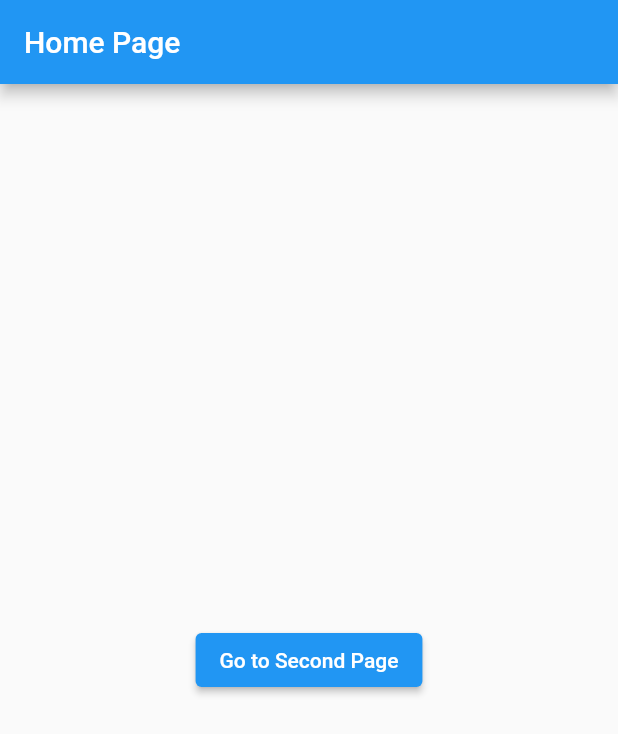
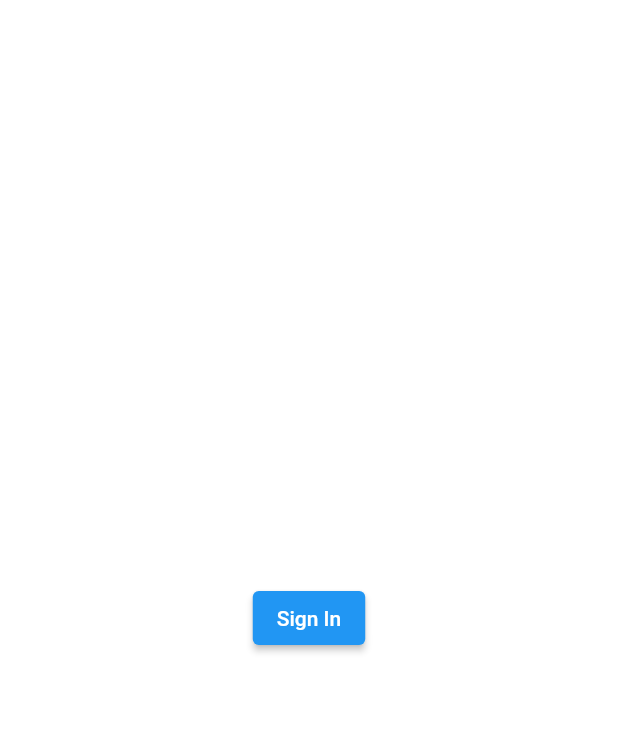
Before and after one commit to ToddHerron/pennies-from-heaven, a Flutter app: the screen it shows after launch, on a phone screen of 412 x 824 dp. Shown: the top 734 px of the screen. Run offline on Flutter 3.47's test engine with Material 2 defaults, Android fonts, the phone set to English and light mode, and no system bars; our stand-ins replace firebase_auth, firebase_core; accounts and stored records are empty.

Commit message:
Add Anonymous Signin

```diff
--- a/pennies_from_heaven/lib/main.dart
+++ b/pennies_from_heaven/lib/main.dart
@@ -1,20 +1,30 @@
+import 'package:firebase_core/firebase_core.dart';
 import 'package:flutter/material.dart';
-import 'screens/home_page.dart';
-import 'screens/second_page.dart';
+import 'package:pennies_from_heaven/firebase_options.dart';
+import 'package:pennies_from_heaven/models/pfhuser.dart';
+import 'package:pennies_from_heaven/screens/wrapper.dart';
+import 'package:pennies_from_heaven/services/auth.dart';
+import 'package:provider/provider.dart';
 
-void main() {
+void main() async {
+  WidgetsFlutterBinding.ensureInitialized();
+  await Firebase.initializeApp(
+    options: DefaultFirebaseOptions.currentPlatform,
+  );
   runApp(const MyApp());
 }
 
 class MyApp extends StatelessWidget {
   const MyApp({Key? key}) : super(key: key);
 
-  // This widget is the root of your application.
   @override
   Widget build(BuildContext context) {
-    return MaterialApp(routes: {
-      '/': (context) => const HomePage(),
-      '/second': (context) => const SecondPage(),
-    });
+    return StreamProvider<PfhUser?>.value(
+      value: AuthService().user,
+      initialData: null,
+      child: const MaterialApp(
+        home: Wrapper(),
+      ),
+    );
   }
 }
--- /dev/null
+++ b/pennies_from_heaven/lib/models/pfhuser.dart
@@ -0,0 +1,5 @@
+class PfhUser {
+  final String? uid;
+
+  PfhUser({this.uid});
+}
--- /dev/null
+++ b/pennies_from_heaven/lib/screens/authenticate/authenticate.dart
@@ -0,0 +1,23 @@
+import 'package:flutter/material.dart';
+import 'package:pennies_from_heaven/screens/authenticate/signin.dart';
+import 'package:pennies_from_heaven/screens/authenticate/signup.dart';
+
+class Authenticate extends StatefulWidget {
+  const Authenticate({Key? key}) : super(key: key);
+
+  @override
+  State<Authenticate> createState() => _AuthenticateState();
+}
+
+class _AuthenticateState extends State<Authenticate> {
+  bool showSignIn = true;
+
+  @override
+  Widget build(BuildContext context) {
+    if (showSignIn) {
+      return SignIn();
+    } else {
+      return const SignUp();
+    }
+  }
+}
--- /dev/null
+++ b/pennies_from_heaven/lib/screens/authenticate/signin.dart
@@ -0,0 +1,26 @@
+import 'package:flutter/material.dart';
+import 'package:pennies_from_heaven/services/auth.dart';
+
+class SignIn extends StatefulWidget {
+  SignIn({Key? key}) : super(key: key);
+  final AuthService _auth = AuthService();
+
+  @override
+  State<SignIn> createState() => _SignInState();
+}
+
+class _SignInState extends State<SignIn> {
+  @override
+  Widget build(BuildContext context) {
+    // ignore: avoid_print
+    return Center(
+      child: ElevatedButton(
+        child: const Text('Sign In'),
+        onPressed: () async {
+          print('Signing In');
+          await widget._auth.signInAnon();
+        },
+      ),
+    );
+  }
+}
--- a/pennies_from_heaven/lib/screens/home_page.dart
+++ b/pennies_from_heaven/lib/screens/home_page.dart
@@ -1,7 +1,9 @@
 import 'package:flutter/material.dart';
+// import 'package:pennies_from_heaven/services/auth.dart';
 
 class HomePage extends StatelessWidget {
   const HomePage({Key? key}) : super(key: key);
+  // final AuthService _auth = AuthService();
 
   @override
   Widget build(BuildContext context) {
@@ -9,13 +11,8 @@ class HomePage extends StatelessWidget {
       appBar: AppBar(
         title: const Text('Home Page'),
       ),
-      body: Center(
-        child: ElevatedButton(
-          child: const Text('Go to Second Page'),
-          onPressed: () {
-            Navigator.of(context).pushNamed('/second');
-          },
-        ),
+      body: const Center(
+        child: Text('Home Page'),
       ),
     );
   }
--- a/pennies_from_heaven/lib/screens/second_page.dart
+++ /dev/null
@@ -1,17 +0,0 @@
-import 'package:flutter/material.dart';
-
-class SecondPage extends StatelessWidget {
-  const SecondPage({Key? key}) : super(key: key);
-
-  @override
-  Widget build(BuildContext context) {
-    return Scaffold(
-      appBar: AppBar(
-        title: const Text('Second Page'),
-      ),
-      body: const Center(
-        child: Text('Second Page'),
-      ),
-    );
-  }
-}
--- /dev/null
+++ b/pennies_from_heaven/lib/screens/wrapper.dart
@@ -0,0 +1,22 @@
+import 'package:firebase_auth/firebase_auth.dart';
+import 'package:flutter/material.dart';
+import 'package:pennies_from_heaven/screens/authenticate/authenticate.dart';
+import 'package:pennies_from_heaven/screens/home_page.dart';
+import 'package:provider/provider.dart';
+
+class Wrapper extends StatelessWidget {
+  const Wrapper({Key? key}) : super(key: key);
+
+  @override
+  Widget build(BuildContext context) {
+    final user = Provider.of<User?>(context);
+
+    // return either the Home or Authenticate widget
+
+    if (user == null) {
+      return const Authenticate();
+    } else {
+      return const HomePage();
+    }
+  }
+}
--- a/pennies_from_heaven/pubspec.yaml
+++ b/pennies_from_heaven/pubspec.yaml
@@ -36,6 +36,7 @@ dependencies:
   cupertino_icons: ^1.0.2
   firebase_core: ^1.13.1
   firebase_auth: ^3.3.11
+  provider: ^6.0.2
 
 dev_dependencies:
   flutter_test:
```
Also changed, not shown: pennies_from_heaven/lib/screens/authenticate/signup.dart (added, +15 -0 lines), pennies_from_heaven/lib/services/auth.dart (added, +58 -0 lines), pennies_from_heaven/lib/services/database.dart (added), pennies_from_heaven/pubspec.lock.
